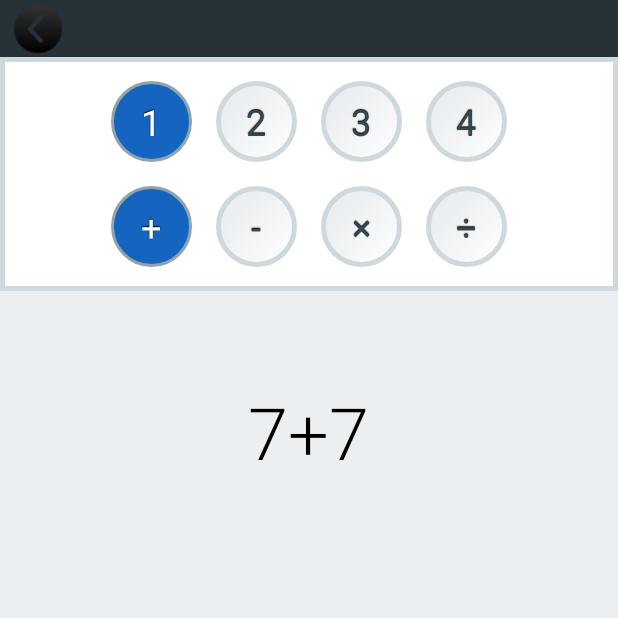
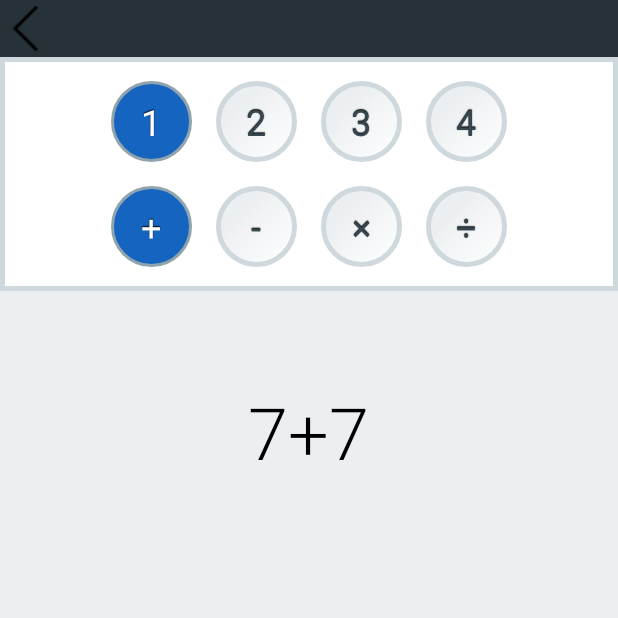
Before and after one commit to ShBogdan/oral_account, an Android app: the screen it shows after launch (MainActivity), on a phone screen of 412 x 824 dp, the top half of it. Run offline under Robolectric (Android 15) with nearby library versions, the phone set to English and light mode, and no system bars.

```diff
--- a/app/src/main/res/layout/activity_main.xml
+++ b/app/src/main/res/layout/activity_main.xml
@@ -21,11 +21,10 @@
             android:layout_gravity="center">
 
             <ImageButton
-                android:layout_marginLeft="8dp"
                 android:layout_width="34dp"
                 android:layout_height="34dp"
                 android:id="@+id/imageButton"
-                android:background="@drawable/rnd_br_prev"
+                android:background="@drawable/icon"
                 android:layout_gravity="center_vertical" />
 
             <LinearLayout
@@ -33,7 +32,7 @@
                 android:layout_width="match_parent"
                 android:layout_height="wrap_content"
                 android:layout_gravity="center"
-                android:layout_marginRight="42dp">
+                android:layout_marginRight="34dp">
 
                 <LinearLayout
                     android:orientation="vertical"
@@ -51,7 +50,7 @@
                         android:layout_height="wrap_content"
                         android:textAppearance="?android:attr/textAppearanceMedium"
                         android:text="previous"
-                        android:textSize="24dp"
+                        android:textSize="28dp"
                         android:id="@+id/previous_tv" />
 
                     <LinearLayout
```
Also changed, not shown: app/src/main/res/drawable/icon.png (added).
